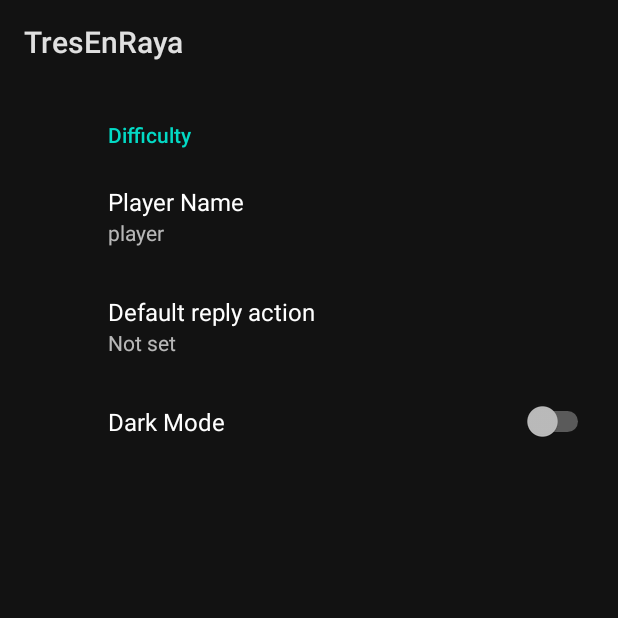
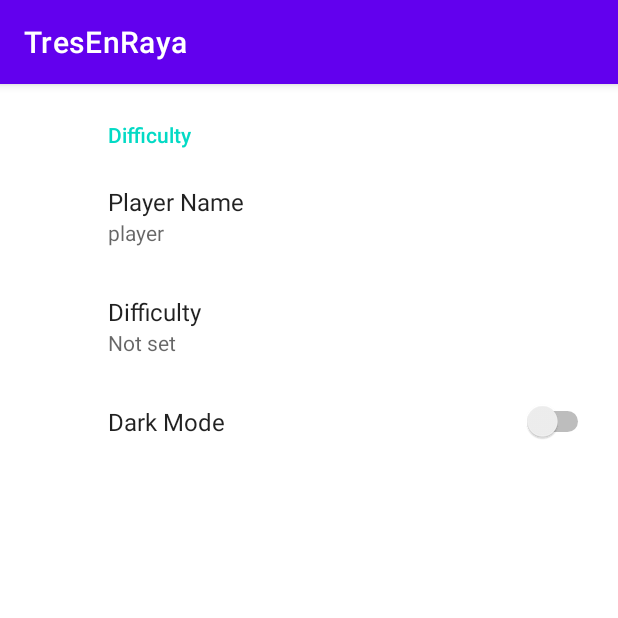
Before and after one commit to AppDeveloperVM/TresEnRaya, an Android app: the SettingsFragment screen opened through its navigation route, on a phone screen of 412 x 824 dp, the top half of it. Run offline under Robolectric (Android 15) with nearby library versions, the phone set to English and light mode, and no system bars; our stand-ins replace androidx.preference.

```diff
--- a/app/src/main/java/com/example/vmareeredondotresenraya/MainActivity.kt
+++ b/app/src/main/java/com/example/vmareeredondotresenraya/MainActivity.kt
@@ -3,7 +3,9 @@ package com.example.vmareeredondotresenraya
 import androidx.appcompat.app.AppCompatActivity
 import android.os.Bundle
 import androidx.appcompat.app.AppCompatDelegate
+import androidx.appcompat.app.AppCompatDelegate.MODE_NIGHT_NO
 import androidx.appcompat.app.AppCompatDelegate.MODE_NIGHT_YES
+import androidx.preference.PreferenceManager
 
 
 class MainActivity : AppCompatActivity() {
@@ -12,7 +14,13 @@ class MainActivity : AppCompatActivity() {
         super.onCreate(savedInstanceState)
         setContentView(R.layout.activity_main)
 
-        AppCompatDelegate.setDefaultNightMode(MODE_NIGHT_YES)
+        val darkmode = PreferenceManager.getDefaultSharedPreferences(this).getBoolean("darkmode",false)
+
+        if(!darkmode){
+
+            AppCompatDelegate.setDefaultNightMode(MODE_NIGHT_NO)
+        }
+
     }
 
 
--- a/app/src/main/res/xml/root_preferences.xml
+++ b/app/src/main/res/xml/root_preferences.xml
@@ -12,7 +12,7 @@
         <ListPreference
             app:entries="@array/difficulty_entries"
             app:key="reply"
-            app:title="@string/reply_title"
+            app:title="@string/difficulty_header"
             app:useSimpleSummaryProvider="true" />
         <SwitchPreference
             android:defaultValue="false"
```
Also changed, not shown: app/src/main/java/com/example/vmareeredondotresenraya/screens/settings/SettingsFragment.kt (+9 -0 lines).
